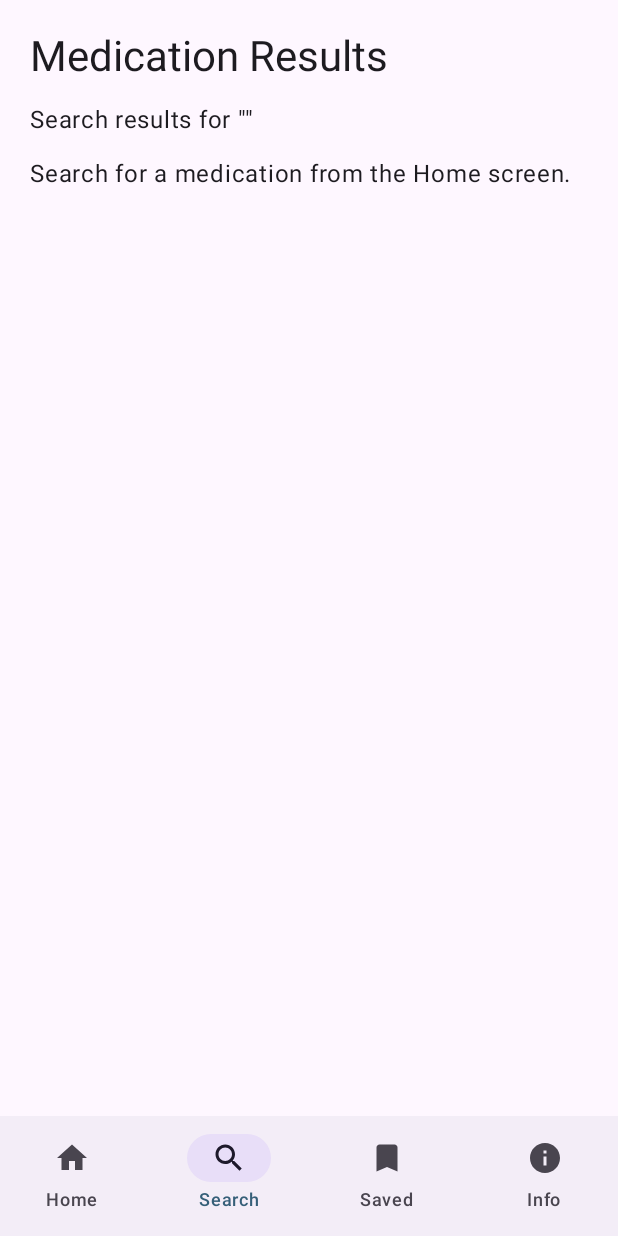
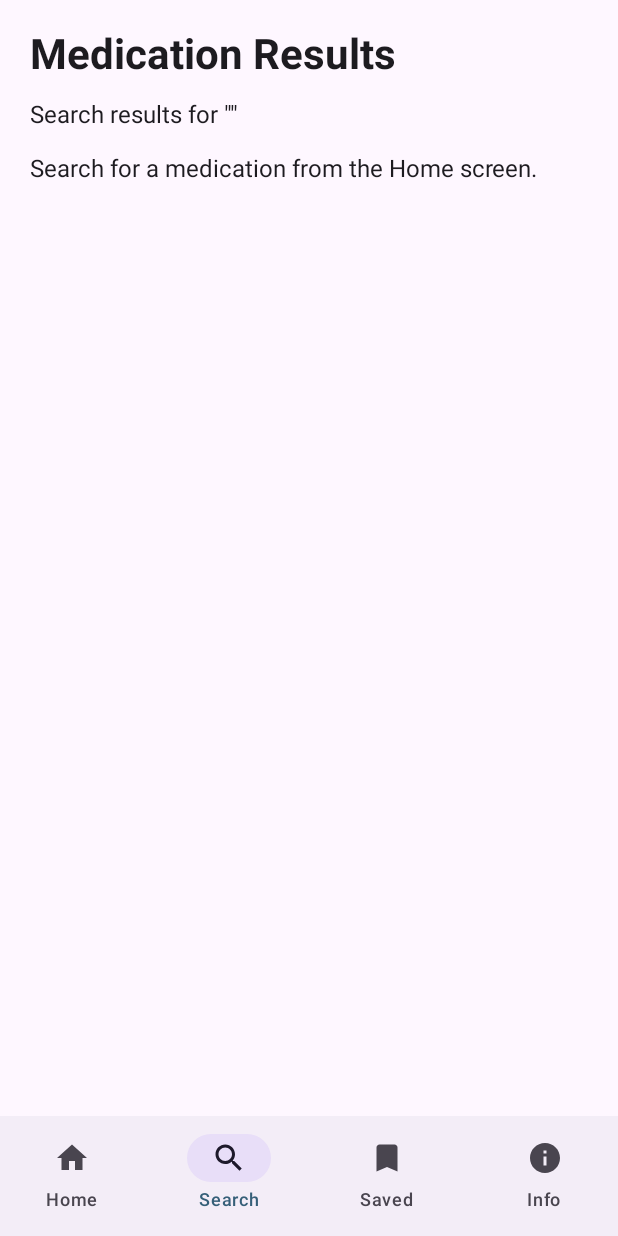
Before and after one commit to aedwardsxula/PillPlain, an Android app built with Jetpack Compose: the screen it shows after launch (MainActivity), item 2 of the bottom bar chosen, on a phone screen of 412 x 824 dp. Run offline under Robolectric (Android 15) with nearby library versions, the phone set to English and light mode, and no system bars.

Commit message:
Define consistent heading and body text styles

```diff
--- a/app/src/main/java/edu/pdugas/pillrx/ui/theme/Type.kt
+++ b/app/src/main/java/edu/pdugas/pillrx/ui/theme/Type.kt
@@ -6,29 +6,47 @@ import androidx.compose.ui.text.font.FontFamily
 import androidx.compose.ui.text.font.FontWeight
 import androidx.compose.ui.unit.sp
 
-// Set of Material typography styles to start with
 val Typography = Typography(
+    headlineMedium = TextStyle(
+        fontFamily = FontFamily.SansSerif,
+        fontWeight = FontWeight.Bold,
+        fontSize = 28.sp,
+        lineHeight = 36.sp
+    ),
+    titleLarge = TextStyle(
+        fontFamily = FontFamily.SansSerif,
+        fontWeight = FontWeight.SemiBold,
+        fontSize = 22.sp,
+        lineHeight = 28.sp
+    ),
+    titleMedium = TextStyle(
+        fontFamily = FontFamily.SansSerif,
+        fontWeight = FontWeight.SemiBold,
+        fontSize = 18.sp,
+        lineHeight = 26.sp
+    ),
     bodyLarge = TextStyle(
-        fontFamily = FontFamily.Default,
+        fontFamily = FontFamily.SansSerif,
         fontWeight = FontWeight.Normal,
         fontSize = 16.sp,
-        lineHeight = 24.sp,
-        letterSpacing = 0.5.sp
+        lineHeight = 24.sp
+    ),
+    bodyMedium = TextStyle(
+        fontFamily = FontFamily.SansSerif,
+        fontWeight = FontWeight.Normal,
+        fontSize = 16.sp,
+        lineHeight = 24.sp
+    ),
+    bodySmall = TextStyle(
+        fontFamily = FontFamily.SansSerif,
+        fontWeight = FontWeight.Normal,
+        fontSize = 14.sp,
+        lineHeight = 20.sp
+    ),
+    labelLarge = TextStyle(
+        fontFamily = FontFamily.SansSerif,
+        fontWeight = FontWeight.SemiBold,
+        fontSize = 14.sp,
+        lineHeight = 20.sp
     )
-    /* Other default text styles to override
-    titleLarge = TextStyle(
-        fontFamily = FontFamily.Default,
-        fontWeight = FontWeight.Normal,
-        fontSize = 22.sp,
-        lineHeight = 28.sp,
-        letterSpacing = 0.sp
-    ),
-    labelSmall = TextStyle(
-        fontFamily = FontFamily.Default,
-        fontWeight = FontWeight.Medium,
-        fontSize = 11.sp,
-        lineHeight = 16.sp,
-        letterSpacing = 0.5.sp
-    )
-    */
 )
```
